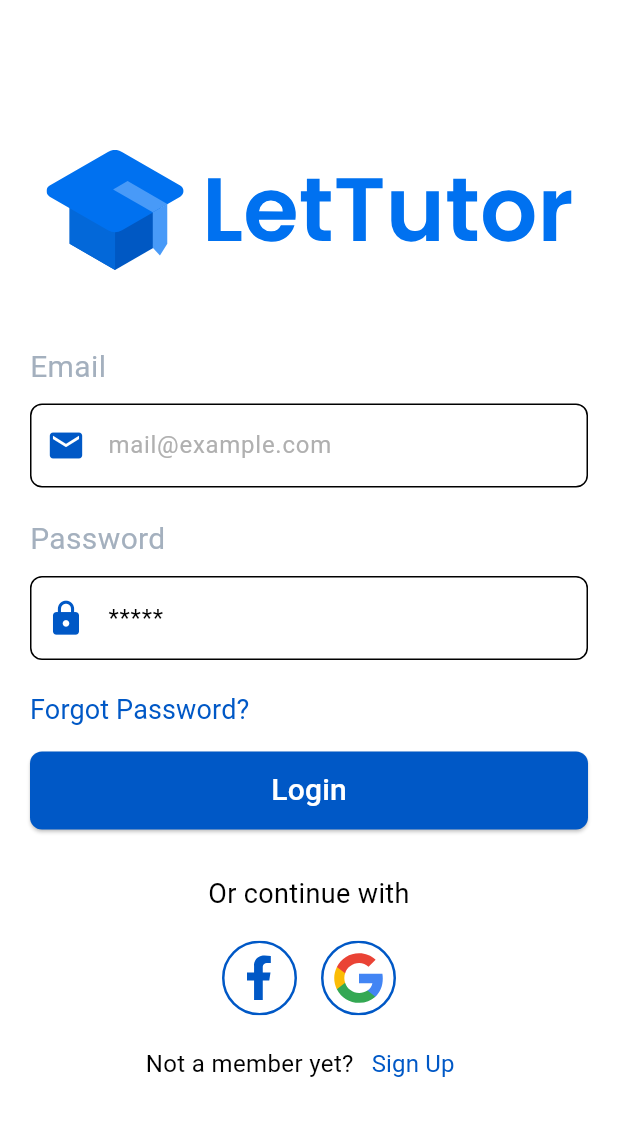
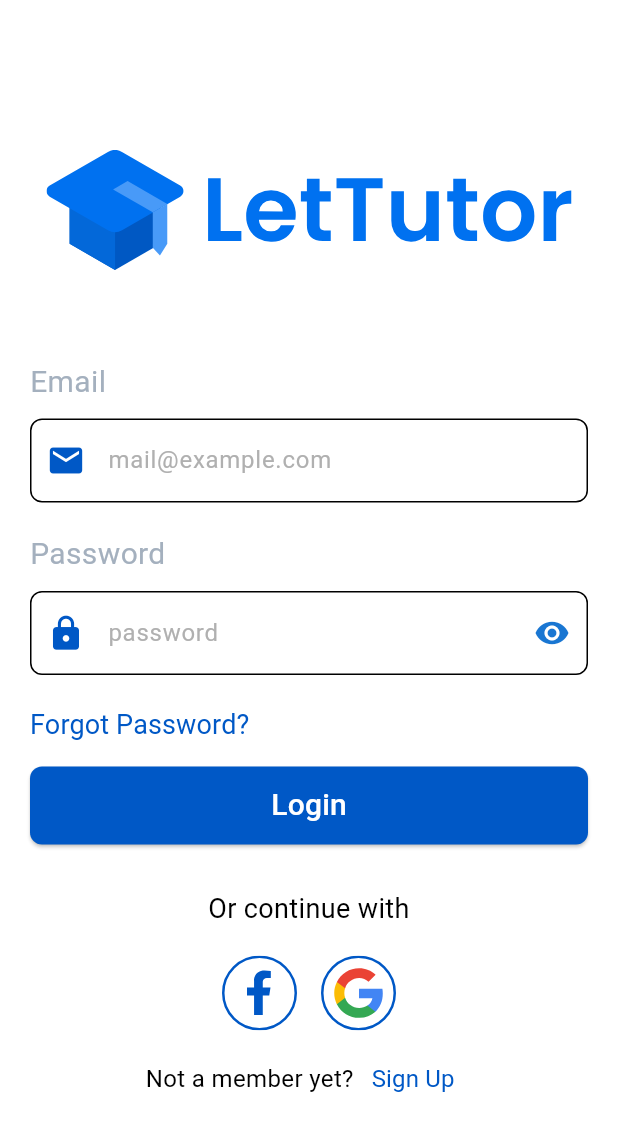
Before and after one commit to luuquang200/let_tutor, a Flutter app: the screen it shows after launch, on a phone screen of 412 x 824 dp. Shown: the top 1131 px of the screen. Run offline on Flutter 3.47's test engine with Material 3 defaults, Android fonts, the phone set to English and light mode, and no system bars; our stand-ins replace cached_network_image, chewie, dio, equatable, flutter_bloc, flutter_svg and 4 more; missing offline and left inert: number_paginator; project files that could hold a hidden picture were left out.

```diff
--- a/lib/presentation/screen/authentication/sign_in_screen.dart
+++ b/lib/presentation/screen/authentication/sign_in_screen.dart
@@ -4,6 +4,9 @@ import 'package:flutter_svg/flutter_svg.dart';
 import 'package:let_tutor/blocs/auth/sign_in/sign_in_bloc.dart';
 import 'package:let_tutor/blocs/auth/sign_in/sign_in_event.dart';
 import 'package:let_tutor/blocs/auth/sign_in/sign_in_state.dart';
+import 'package:let_tutor/presentation/screen/authentication/widgets/app_logo.dart';
+import 'package:let_tutor/presentation/screen/authentication/widgets/custom_label.dart';
+import 'package:let_tutor/presentation/screen/authentication/widgets/custom_text_field.dart';
 import 'package:let_tutor/presentation/styles/custom_button.dart';
 import 'package:let_tutor/data/repositories/authentication_repository.dart';
 import 'package:let_tutor/routes.dart';
@@ -20,6 +23,7 @@ class _SignInScreenState extends State<SignInScreen> {
   final _passwordController = TextEditingController();
   String? emailErrorText;
   String? passwordErrorText;
+  bool _obscureText = true;
 
   @override
   Widget build(BuildContext context) {
@@ -29,173 +33,52 @@ class _SignInScreenState extends State<SignInScreen> {
       ),
       child: BlocConsumer<SignInBloc, SignInState>(
         listener: (context, state) {
-          if (state is EmailInvalid) {
-            emailErrorText = state.error;
-          } else if (state is EmailValid) {
-            emailErrorText = null;
-          } else if (state is PasswordInvalid) {
-            passwordErrorText = state.error;
-          } else if (state is PasswordValid) {
-            passwordErrorText = null;
-          } else if (state is SignInLoading) {
-            ScaffoldMessenger.of(context).hideCurrentSnackBar();
-            ScaffoldMessenger.of(context).showSnackBar(
-              const SnackBar(
-                content: Text('Signing in...'),
-              ),
-            );
-          } else if (state is SignInSuccess) {
-            ScaffoldMessenger.of(context).hideCurrentSnackBar();
-            Routes.navigateToReplacement(context, Routes.home);
-          } else if (state is SignInFailure) {
-            ScaffoldMessenger.of(context).hideCurrentSnackBar();
-            ScaffoldMessenger.of(context).showSnackBar(
-              SnackBar(
-                content: Text(state.error),
-              ),
-            );
-          }
+          handleState(context, state);
         },
         builder: (context, state) {
           return Scaffold(
             body: SingleChildScrollView(
               child: Column(
                 children: [
-                  Padding(
-                    padding: const EdgeInsets.only(top: 100, bottom: 30),
-                    child: SvgPicture.asset(
-                      'assets/lettutor_logo.svg',
-                    ),
-                  ),
+                  const AppLogo(),
                   Padding(
                     padding: const EdgeInsets.all(20),
                     child: Column(
                       crossAxisAlignment: CrossAxisAlignment.start,
                       children: [
-                        Container(
-                          margin: const EdgeInsets.only(bottom: 10),
-                          child: const Text(
-                            'Email',
-                            style: TextStyle(
-                              fontSize: 20,
-                              color: Color.fromRGBO(164, 176, 190, 1),
-                            ),
-                          ),
+                        const CustomLabel(text: 'Email'),
+                        CustomTextFieldAuth(
+                          hintText: 'mail@example.com',
+                          controller: _emailController,
+                          onChanged: (value) {
+                            context
+                                .read<SignInBloc>()
+                                .add(EmailChanged(email: value));
+                          },
+                          errorText: emailErrorText,
+                          icon: Icons.mail,
                         ),
-                        TextField(
-                          controller: _emailController,
-                          onChanged: (value) => context
-                              .read<SignInBloc>()
-                              .add(EmailChanged(email: value)),
-                          decoration: InputDecoration(
-                            prefixIcon: const Icon(Icons.mail,
-                                size: 26, color: Color(0xFF0058C6)),
-                            hintText: 'mail@example.com',
-                            hintStyle: const TextStyle(
-                              color: Color(0xFFB0B0B0),
-                            ),
-                            border: const OutlineInputBorder(
-                              borderSide: BorderSide(color: Color(0xFFB0B0B0)),
-                              borderRadius:
-                                  BorderRadius.all(Radius.circular(8)),
-                            ),
-                            errorText: emailErrorText,
-                          ),
+                        const SizedBox(height: 10),
+                        const CustomLabel(text: 'Password'),
+                        CustomTextFieldAuth(
+                          hintText: 'password',
+                          controller: _passwordController,
+                          obscureText: _obscureText,
+                          onPressedHidePass: _togglePasswordVisibility,
+                          onChanged: (value) {
+                            context
+                                .read<SignInBloc>()
+                                .add(PasswordChanged(password: value));
+                          },
+                          showIcon: true,
+                          errorText: passwordErrorText,
+                          icon: Icons.lock,
                         ),
-                        Container(
-                          margin: const EdgeInsets.only(top: 20, bottom: 10),
-                          child: const Text(
-                            'Password',
-                            style: TextStyle(
-                              fontSize: 20,
-                              color: Color.fromRGBO(164, 176, 190, 1),
-                            ),
-                          ),
-                        ),
-                        TextField(
-                          onChanged: (value) => context
-                              .read<SignInBloc>()
-                              .add(PasswordChanged(password: value)),
-                          controller: _passwordController,
-                          decoration: InputDecoration(
-                            errorText: passwordErrorText,
-                            prefixIcon: const Icon(Icons.lock,
-                                size: 26, color: Color(0xFF0058C6)),
-                            hintText: '*****',
-                            border: const OutlineInputBorder(
-                                borderSide: BorderSide(color: Colors.grey),
-                                borderRadius:
-                                    BorderRadius.all(Radius.circular(8))),
-                          ),
-                        ),
-                        TextButton(
-                          onPressed: () {
-                            Routes.navigateToReplacement(
-                                context, Routes.forgotPasswordScreen);
-                          },
-                          style: TextButton.styleFrom(
-                            padding: const EdgeInsets.only(top: 20, bottom: 15),
-                          ),
-                          child: const Text(
-                            'Forgot Password?',
-                            style: TextStyle(
-                                fontSize: 18, fontWeight: FontWeight.normal),
-                          ),
-                        ),
+                        _navigateToForgotPass(context),
                         _loginButton(context),
-                        Container(
-                          width: double.infinity,
-                          margin: const EdgeInsets.only(top: 30, bottom: 10),
-                          child: const Text(
-                            'Or continue with',
-                            textAlign: TextAlign.center,
-                            style: TextStyle(
-                              fontSize: 18,
-                            ),
-                          ),
-                        ),
-                        Row(
-                          mainAxisAlignment: MainAxisAlignment.center,
-                          children: [
-                            IconButton(
-                              onPressed: () {},
-                              icon: SvgPicture.asset(
-                                'assets/facebook-logo.svg',
-                                width: 50,
-                                height: 50,
-                              ),
-                            ),
-                            IconButton(
-                              onPressed: () {},
-                              icon: SvgPicture.asset(
-                                'assets/google-logo.svg',
-                                width: 50,
-                                height: 50,
-                              ),
-                            ),
-                          ],
-                        ),
-                        Row(
-                          mainAxisAlignment: MainAxisAlignment.center,
-                          children: [
-                            const Text('Not a member yet?',
-                                style: TextStyle(
-                                  fontSize: 16,
-                                  fontWeight: FontWeight.normal,
-                                )),
-                            TextButton(
-                              onPressed: () {
-                                Routes.navigateToReplacement(
-                                    context, Routes.signUpScreen);
-                              },
-                              child: const Text('Sign Up',
-                                  style: TextStyle(
-                                    fontSize: 16,
-                                    fontWeight: FontWeight.normal,
-                                  )),
-                            ),
-                          ],
-                        ),
+                        _labelLoginWithSocial(),
+                        _socialLoginButtons(),
+                        _navigateToSignUp(context),
                       ],
                     ),
                   )
@@ -205,6 +88,82 @@ class _SignInScreenState extends State<SignInScreen> {
           );
         },
       ),
+    );
+  }
+
+  TextButton _navigateToForgotPass(BuildContext context) {
+    return TextButton(
+      onPressed: () {
+        Routes.navigateToReplacement(context, Routes.forgotPasswordScreen);
+      },
+      style: TextButton.styleFrom(
+        padding: const EdgeInsets.only(top: 20, bottom: 15),
+      ),
+      child: const Text(
+        'Forgot Password?',
+        style: TextStyle(fontSize: 18, fontWeight: FontWeight.normal),
+      ),
+    );
+  }
+
+  Container _labelLoginWithSocial() {
+    return Container(
+      width: double.infinity,
+      margin: const EdgeInsets.only(top: 30, bottom: 10),
+      child: const Text(
+        'Or continue with',
+        textAlign: TextAlign.center,
+        style: TextStyle(
+          fontSize: 18,
+        ),
+      ),
+    );
+  }
+
+  Row _navigateToSignUp(BuildContext context) {
+    return Row(
+      mainAxisAlignment: MainAxisAlignment.center,
+      children: [
+        const Text('Not a member yet?',
+            style: TextStyle(
+              fontSize: 16,
+              fontWeight: FontWeight.normal,
+            )),
+        TextButton(
+          onPressed: () {
+            Routes.navigateToReplacement(context, Routes.signUpScreen);
+          },
+          child: const Text('Sign Up',
+              style: TextStyle(
+                fontSize: 16,
+                fontWeight: FontWeight.normal,
+              )),
+        ),
+      ],
+    );
+  }
+
+  Row _socialLoginButtons() {
+    return Row(
+      mainAxisAlignment: MainAxisAlignment.center,
+      children: [
+        IconButton(
+          onPressed: () {},
+          icon: SvgPicture.asset(
+            'assets/facebook-logo.svg',
+            width: 50,
+            height: 50,
+          ),
+        ),
+        IconButton(
+          onPressed: () {},
+          icon: SvgPicture.asset(
+            'assets/google-logo.svg',
+            width: 50,
+            height: 50,
+          ),
+        ),
+      ],
     );
   }
 
@@ -223,4 +182,39 @@ class _SignInScreenState extends State<SignInScreen> {
       },
     );
   }
+
+  void _togglePasswordVisibility() {
+    setState(() {
+      _obscureText = !_obscureText;
+    });
+  }
+
+  void handleState(BuildContext context, SignInState state) {
+    if (state is EmailInvalid) {
+      emailErrorText = state.error;
+    } else if (state is EmailValid) {
+      emailErrorText = null;
+    } else if (state is PasswordInvalid) {
+      passwordErrorText = state.error;
+    } else if (state is PasswordValid) {
+      passwordErrorText = null;
+    } else if (state is SignInLoading) {
+      ScaffoldMessenger.of(context).hideCurrentSnackBar();
+      ScaffoldMessenger.of(context).showSnackBar(
+        const SnackBar(
+          content: Text('Signing in...'),
+        ),
+      );
+    } else if (state is SignInSuccess) {
+      ScaffoldMessenger.of(context).hideCurrentSnackBar();
+      Routes.navigateToReplacement(context, Routes.home);
+    } else if (state is SignInFailure) {
+      ScaffoldMessenger.of(context).hideCurrentSnackBar();
+      ScaffoldMessenger.of(context).showSnackBar(
+        SnackBar(
+          content: Text(state.error),
+        ),
+      );
+    }
+  }
 }
--- /dev/null
+++ b/lib/presentation/screen/authentication/widgets/app_logo.dart
@@ -0,0 +1,16 @@
+import 'package:flutter/material.dart';
+import 'package:flutter_svg/svg.dart';
+
+class AppLogo extends StatelessWidget {
+  const AppLogo({Key? key}) : super(key: key);
+
+  @override
+  Widget build(BuildContext context) {
+    return Padding(
+      padding: const EdgeInsets.only(top: 100, bottom: 30),
+      child: SvgPicture.asset(
+        'assets/lettutor_logo.svg',
+      ),
+    );
+  }
+}
--- /dev/null
+++ b/lib/presentation/screen/authentication/widgets/custom_label.dart
@@ -0,0 +1,21 @@
+import 'package:flutter/material.dart';
+
+class CustomLabel extends StatelessWidget {
+  final String text;
+
+  const CustomLabel({Key? key, required this.text}) : super(key: key);
+
+  @override
+  Widget build(BuildContext context) {
+    return Container(
+      margin: const EdgeInsets.only(top: 10, bottom: 10),
+      child: Text(
+        text,
+        style: const TextStyle(
+          fontSize: 20,
+          color: Color.fromRGBO(164, 176, 190, 1),
+        ),
+      ),
+    );
+  }
+}
--- /dev/null
+++ b/lib/presentation/screen/authentication/widgets/custom_text_field.dart
@@ -0,0 +1,58 @@
+import 'package:flutter/material.dart';
+
+class CustomTextFieldAuth extends StatelessWidget {
+  final String hintText;
+  final TextEditingController controller;
+  final bool? obscureText;
+  final VoidCallback? onPressedHidePass;
+  final ValueChanged<String> onChanged;
+  final String? errorText;
+  final bool showIcon;
+  final IconData? icon;
+
+  const CustomTextFieldAuth({
+    Key? key,
+    required this.hintText,
+    required this.controller,
+    this.obscureText,
+    this.onPressedHidePass,
+    required this.onChanged,
+    this.errorText,
+    this.showIcon = false,
+    this.icon,
+  }) : super(key: key);
+
+  @override
+  Widget build(BuildContext context) {
+    return TextField(
+      controller: controller,
+      obscureText: obscureText ?? false,
+      onChanged: onChanged,
+      decoration: InputDecoration(
+        hintText: hintText,
+        hintStyle: const TextStyle(
+          color: Color(0xFFB0B0B0),
+        ),
+        prefixIcon: icon != null
+            ? Icon(icon, size: 26, color: Color(0xFF0058C6))
+            : null,
+        suffixIcon: showIcon
+            ? IconButton(
+                icon: Icon(
+                  obscureText ?? false
+                      ? Icons.visibility
+                      : Icons.visibility_off,
+                  color: Theme.of(context).primaryColorDark,
+                ),
+                onPressed: onPressedHidePass,
+              )
+            : null,
+        border: const OutlineInputBorder(
+          borderSide: BorderSide(color: Colors.grey),
+          borderRadius: BorderRadius.all(Radius.circular(8)),
+        ),
+        errorText: errorText,
+      ),
+    );
+  }
+}
```
Also changed, not shown: lib/blocs/account/account_home/account_bloc.dart (+20 -0 lines), lib/blocs/account/account_home/account_event.dart (+7 -0 lines), lib/blocs/account/account_home/account_state.dart (+7 -0 lines), lib/blocs/auth/auth_providers.dart (+0 -45 lines), lib/presentation/screen/account/account_screen.dart (+7 -1 lines), lib/presentation/screen/account/widgets/item_list.dart (+48 -56 lines), lib/presentation/screen/authentication/sign_up_screen.dart (+2 -10 lines).
